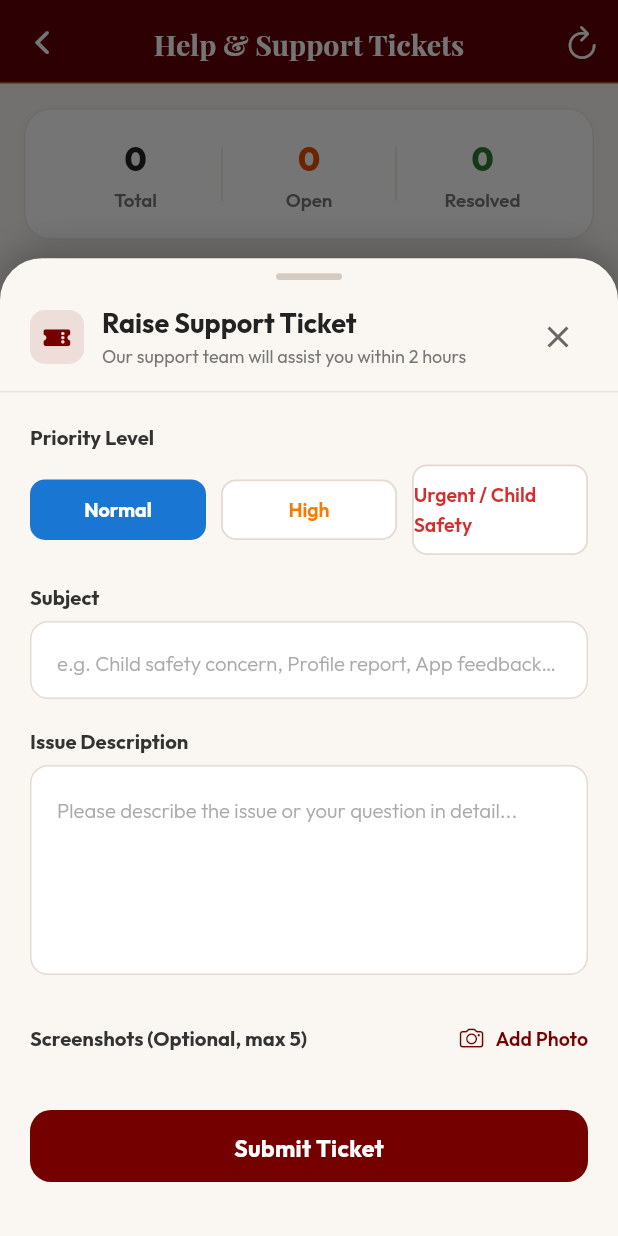
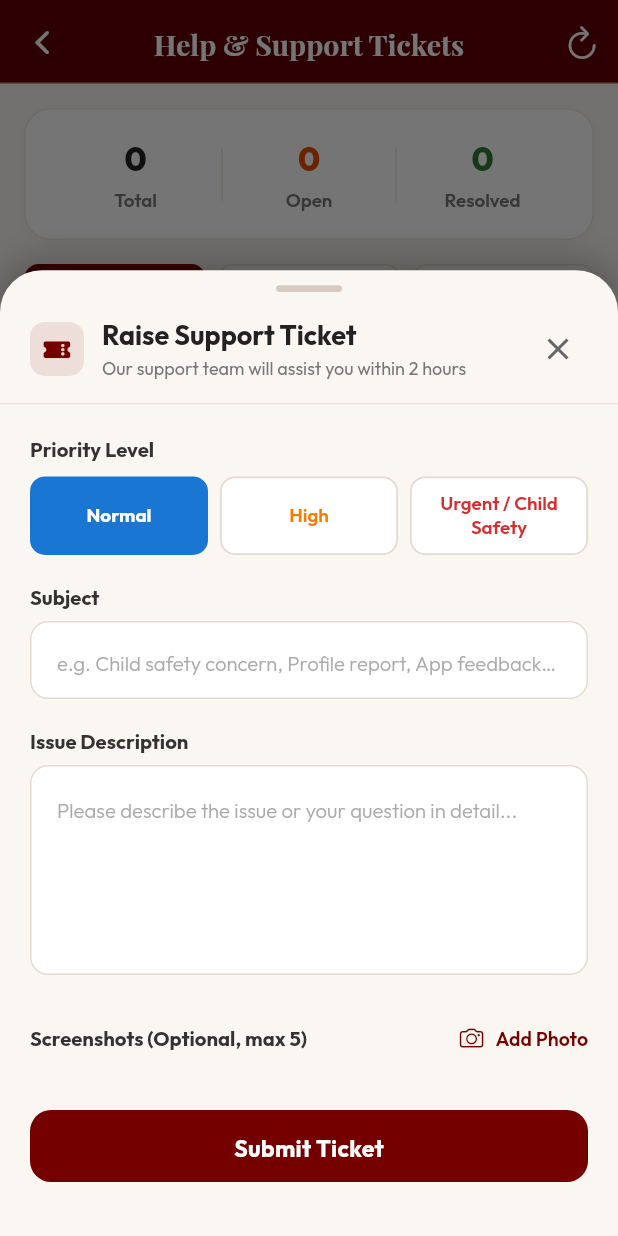
Before and after one commit to artic0909/ranimatrimonial-app, a Flutter app: the RaniSupportScreen screen opened directly, after a tap on "Raise Support Ticket", on a phone screen of 412 x 824 dp. Run offline on Flutter 3.47's test engine with Material 3 defaults, Android fonts, the phone set to English and light mode, and no system bars; our stand-ins replace firebase_core, firebase_messaging, flutter_local_notifications, google_fonts, image_cropper, image_picker and 4 more; missing offline and left inert: razorpay_flutter; accounts and stored records are empty; network calls fail.

Commit message:
fix(ui): center priority chip label text and equalize chip heights in support ticket modal

```diff
--- a/lib/screens/others/support.dart
+++ b/lib/screens/others/support.dart
@@ -224,20 +224,23 @@ class _RaniSupportScreenState extends State<RaniSupportScreen> {
                                 ),
                               ),
                               const SizedBox(height: 8),
-                              Row(
+                              IntrinsicHeight(
+                                child: Row(
+                                  crossAxisAlignment: CrossAxisAlignment.stretch,
                                   children: [
                                     _buildPriorityChip('low', 'Normal', const Color(0xFF1976D2), priority, () {
                                       setModalState(() => priority = 'low');
                                     }),
-                                  const SizedBox(width: 10),
+                                    const SizedBox(width: 8),
                                     _buildPriorityChip('high', 'High', const Color(0xFFF57C00), priority, () {
                                       setModalState(() => priority = 'high');
                                     }),
-                                  const SizedBox(width: 10),
+                                    const SizedBox(width: 8),
                                     _buildPriorityChip('urgent', 'Urgent / Child Safety', const Color(0xFFD32F2F), priority, () {
                                       setModalState(() => priority = 'urgent');
                                     }),
                                   ],
+                                ),
                               ),
                               const SizedBox(height: 18),
 
@@ -464,7 +467,7 @@ class _RaniSupportScreenState extends State<RaniSupportScreen> {
         onTap: onTap,
         borderRadius: BorderRadius.circular(10),
         child: Container(
-          padding: const EdgeInsets.symmetric(vertical: 9),
+          padding: const EdgeInsets.symmetric(vertical: 9, horizontal: 6),
           decoration: BoxDecoration(
             color: isSel ? color : Colors.white,
             borderRadius: BorderRadius.circular(10),
@@ -476,10 +479,12 @@ class _RaniSupportScreenState extends State<RaniSupportScreen> {
           alignment: Alignment.center,
           child: Text(
             label,
+            textAlign: TextAlign.center,
             style: GoogleFonts.outfit(
-              fontSize: 13,
+              fontSize: 12.5,
               fontWeight: isSel ? FontWeight.w700 : FontWeight.w600,
               color: isSel ? Colors.white : color,
+              height: 1.25,
             ),
           ),
         ),
```
Lines whose indentation alone changed are shown as unchanged.
